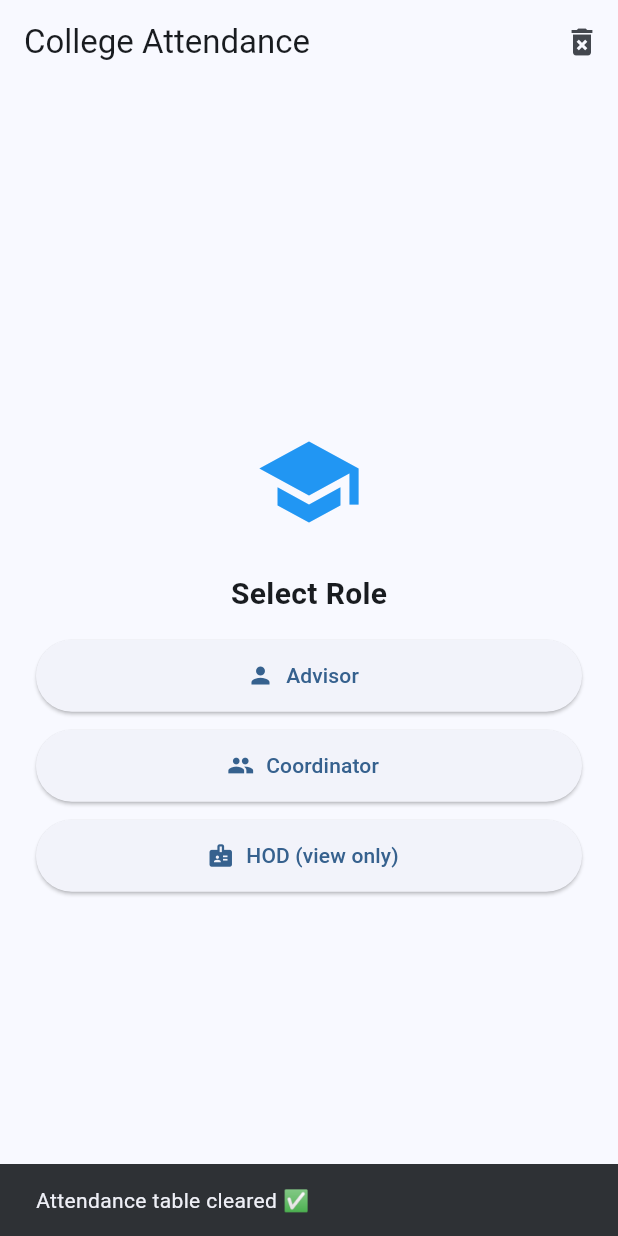
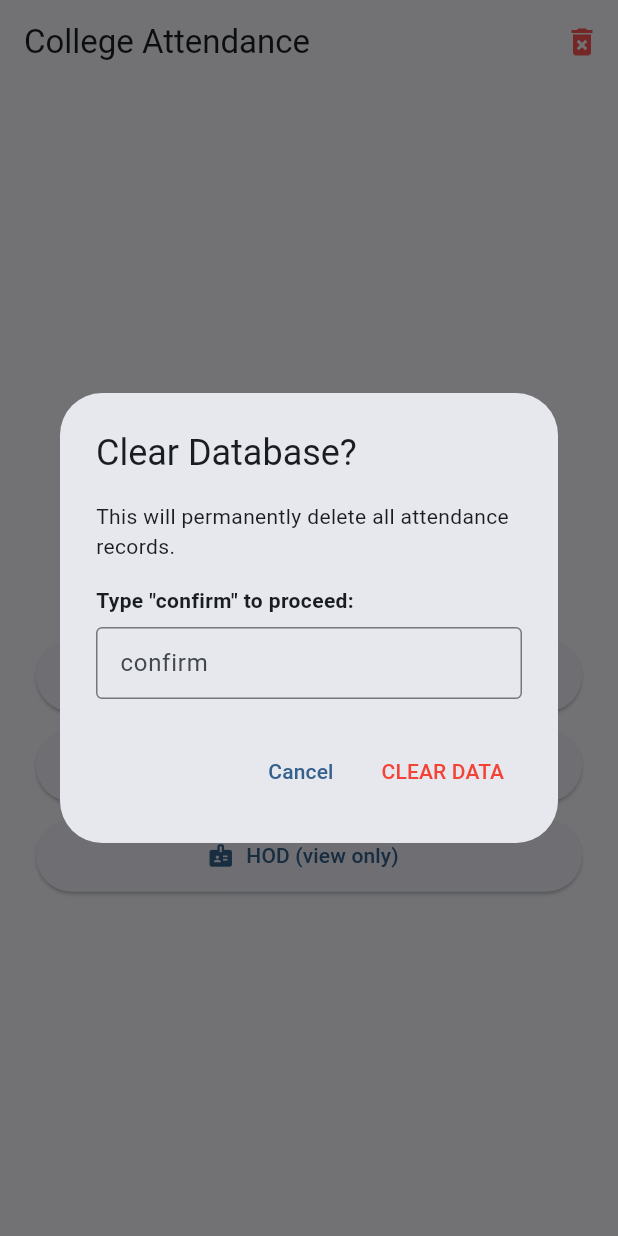
Before and after one commit to shineleo19/cit_attendence, a Flutter app: the screen it shows after launch, after a tap on the "delete forever" icon, on a phone screen of 412 x 824 dp. Run offline on Flutter 3.47's test engine with Material 3 defaults, Android fonts, the phone set to English and light mode, and no system bars; our stand-ins replace pdf, permission_handler, printing, sqflite; missing offline and left inert: excel, nearby_connections; accounts and stored records are empty; statements that could not run were skipped.

Commit message:
changed logic to clear data

```diff
--- a/lib/advisor.dart
+++ b/lib/advisor.dart
@@ -1,5 +1,3 @@
-
-
 // advisor.dart
 import 'dart:convert';
 import 'dart:typed_data';
--- a/lib/main.dart
+++ b/lib/main.dart
@@ -39,8 +39,70 @@ class _RolePickerPageState extends State<RolePickerPage> {
     () async {
       await DBHelper().importStudentsFromAsset('assets/data/students_master.xlsx');
       await DBHelper().database;
-      await DBHelper().clearAttendance();
+      // Note: I removed the auto-clear on init so data persists between restarts
+      // await DBHelper().clearAttendance();
     }();
+  }
+
+  // 🔥 Helper to show the confirmation dialog
+  void _showClearDataDialog(BuildContext context) {
+    final TextEditingController confirmController = TextEditingController();
+
+    showDialog(
+      context: context,
+      builder: (ctx) {
+        return AlertDialog(
+          title: const Text('Clear Database?'),
+          content: Column(
+            mainAxisSize: MainAxisSize.min,
+            crossAxisAlignment: CrossAxisAlignment.start,
+            children: [
+              const Text('This will permanently delete all attendance records.'),
+              const SizedBox(height: 16),
+              const Text('Type "confirm" to proceed:',
+                  style: TextStyle(fontWeight: FontWeight.bold)),
+              const SizedBox(height: 8),
+              TextField(
+                controller: confirmController,
+                decoration: const InputDecoration(
+                  border: OutlineInputBorder(),
+                  hintText: 'confirm',
+                  contentPadding: EdgeInsets.symmetric(horizontal: 12, vertical: 8),
+                ),
+              ),
+            ],
+          ),
+          actions: [
+            TextButton(
+              onPressed: () => Navigator.pop(ctx),
+              child: const Text('Cancel'),
+            ),
+            TextButton(
+              onPressed: () async {
+                // ✅ Check if user typed "confirm"
+                if (confirmController.text.trim() == 'confirm') {
+                  Navigator.pop(ctx); // Close dialog
+
+                  await DBHelper().clearAttendance();
+
+                  if (mounted) {
+                    ScaffoldMessenger.of(context).showSnackBar(
+                      const SnackBar(content: Text("Attendance table cleared ✅")),
+                    );
+                  }
+                } else {
+                  // Optional: Show error if text doesn't match (or just do nothing)
+                  ScaffoldMessenger.of(context).showSnackBar(
+                      const SnackBar(content: Text("Incorrect text. Data NOT cleared."))
+                  );
+                }
+              },
+              child: const Text('CLEAR DATA', style: TextStyle(color: Colors.red)),
+            ),
+          ],
+        );
+      },
+    );
   }
 
   @override
@@ -51,14 +113,9 @@ class _RolePickerPageState extends State<RolePickerPage> {
         actions: [
           IconButton(
             tooltip: "Clear attendance (testing)",
-            icon: const Icon(Icons.delete_forever),
-            onPressed: () async {
-              await DBHelper().clearAttendance();
-              // ignore: use_build_context_synchronously
-              ScaffoldMessenger.of(context).showSnackBar(
-                const SnackBar(content: Text("Attendance table cleared ✅")),
-              );
-            },
+            icon: const Icon(Icons.delete_forever, color: Colors.redAccent),
+            // ✅ Calls the new dialog function
+            onPressed: () => _showClearDataDialog(context),
           )
         ],
       ),
```
